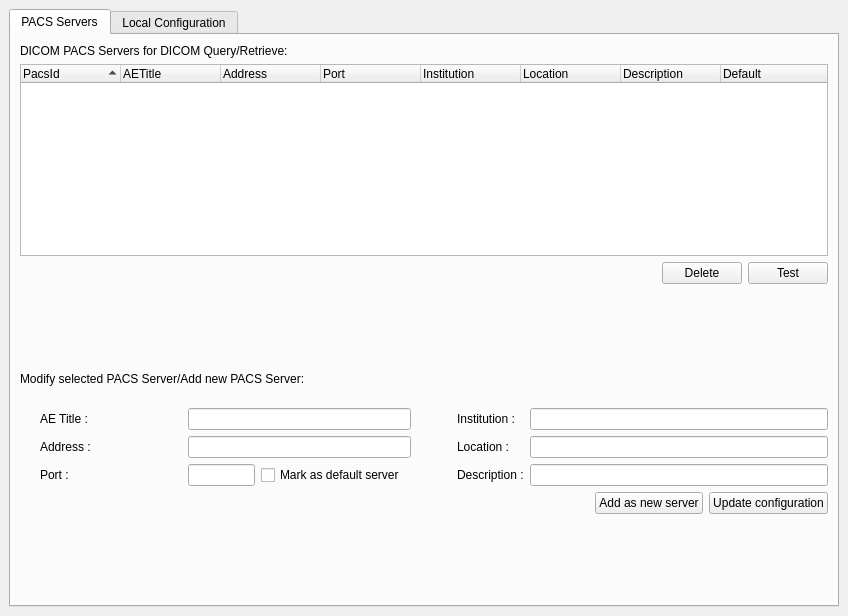
Old version of the form starviewer/src/inputoutput/qconfigurationscreenbase.ui in the repository starviewer-medical/starviewer.
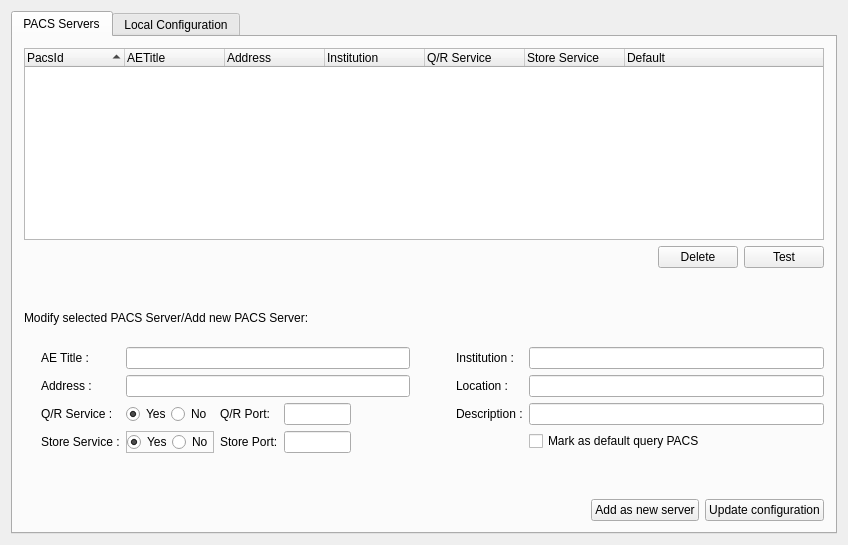
New version of the form. Icons and pictures are not drawn.

Commit message:
ENH:Al configurar un PACS es permet indicar si està permés fer-hi Query/Retrieve i per quin port, i si s'hi pot fer-hi Store i per quin port.
Al haver de guardar més settings s'ha tingut en compte de mantenir la compatibilitat amb el settings d'altres versions d'Starviewer,

What changed in the file:
```diff
--- a/starviewer/src/inputoutput/qconfigurationscreenbase.ui
+++ b/starviewer/src/inputoutput/qconfigurationscreenbase.ui
@@ -1,18 +1,16 @@
 <ui version="4.0" >
  <class>QConfigurationScreenBase</class>
- <widget class="QWidget" name="QConfigurationScreenBase" >
-  <property name="geometry" >
+ <widget class="QWidget" name="QConfigurationScreenBase">
+  <property name="geometry">
    <rect>
     <x>0</x>
     <y>0</y>
     <width>848</width>
-    <height>616</height>
+    <height>545</height>
    </rect>
   </property>
-  <property name="sizePolicy" >
-   <sizepolicy>
-    <hsizetype>3</hsizetype>
-    <vsizetype>5</vsizetype>
+  <property name="sizePolicy">
+   <sizepolicy hsizetype="MinimumExpanding" vsizetype="Preferred">
     <horstretch>0</horstretch>
     <verstretch>0</verstretch>
    </sizepolicy>
@@ -29,19 +27,11 @@
   <property name="windowIcon" >
    <iconset resource="../main/main.qrc" >:/images/pacsServer.png</iconset>
   </property>
-  <layout class="QGridLayout" >
-   <property name="margin" >
-    <number>9</number>
-   </property>
-   <property name="spacing" >
-    <number>6</number>
-   </property>
-   <item row="0" column="0" >
-    <widget class="QTabWidget" name="tabConfiguration" >
-     <property name="sizePolicy" >
-      <sizepolicy>
-       <hsizetype>7</hsizetype>
-       <vsizetype>7</vsizetype>
+  <layout class="QGridLayout" name="gridLayout_3">
+   <item row="0" column="0">
+    <widget class="QTabWidget" name="tabConfiguration">
+     <property name="sizePolicy">
+      <sizepolicy hsizetype="Expanding" vsizetype="Expanding">
        <horstretch>0</horstretch>
        <verstretch>0</verstretch>
       </sizepolicy>
@@ -65,23 +55,10 @@
       <attribute name="title" >
        <string>PACS Servers</string>
       </attribute>
-      <layout class="QVBoxLayout" >
-       <property name="margin" >
-        <number>9</number>
-       </property>
-       <property name="spacing" >
-        <number>6</number>
-       </property>
+      <layout class="QVBoxLayout" name="verticalLayout">
        <item>
-        <widget class="QLabel" name="label_10" >
-         <property name="text" >
-          <string>DICOM PACS Servers for DICOM Query/Retrieve:</string>
-         </property>
-        </widget>
-       </item>
-       <item>
-        <widget class="QTreeWidget" name="m_PacsTreeView" >
-         <property name="frameShadow" >
+        <widget class="QTreeWidget" name="m_PacsTreeView">
+         <property name="frameShadow">
           <enum>QFrame::Sunken</enum>
          </property>
          <property name="alternatingRowColors" >
@@ -121,40 +98,40 @@
           </property>
          </column>
          <column>
-          <property name="text" >
-           <string>Port</string>
-          </property>
-         </column>
-         <column>
-          <property name="text" >
+          <property name="text">
            <string>Institution</string>
           </property>
          </column>
          <column>
-          <property name="text" >
-           <string>Location</string>
+          <property name="text">
+           <string>Q/R Service</string>
           </property>
          </column>
          <column>
-          <property name="text" >
-           <string>Description</string>
+          <property name="text">
+           <string>Store Service</string>
           </property>
          </column>
          <column>
-          <property name="text" >
+          <property name="text">
            <string>Default</string>
           </property>
          </column>
+         <column>
+          <property name="text">
+           <string/>
+          </property>
+         </column>
         </widget>
        </item>
        <item>
-        <layout class="QHBoxLayout" >
-         <property name="margin" >
-          <number>0</number>
-         </property>
-         <property name="spacing" >
+        <layout class="QHBoxLayout">
+         <property name="spacing">
           <number>6</number>
          </property>
+         <property name="margin">
+          <number>0</number>
+         </property>
          <item>
           <spacer>
            <property name="orientation" >
@@ -169,8 +146,8 @@
           </spacer>
          </item>
          <item>
-          <widget class="QPushButton" name="m_buttonDeletePacs" >
-           <property name="toolTip" >
+          <widget class="QPushButton" name="m_buttonDeletePacs">
+           <property name="toolTip">
             <string>Delete selected Pacs</string>
            </property>
            <property name="text" >
@@ -179,8 +156,8 @@
           </widget>
          </item>
          <item>
-          <widget class="QPushButton" name="m_buttonTestPacs" >
-           <property name="enabled" >
+          <widget class="QPushButton" name="m_buttonTestPacs">
+           <property name="enabled">
             <bool>true</bool>
            </property>
            <property name="toolTip" >
@@ -207,16 +184,16 @@
         </spacer>
        </item>
        <item>
-        <layout class="QHBoxLayout" >
-         <property name="margin" >
-          <number>0</number>
-         </property>
-         <property name="spacing" >
+        <layout class="QHBoxLayout">
+         <property name="spacing">
           <number>6</number>
          </property>
+         <property name="margin">
+          <number>0</number>
+         </property>
          <item>
-          <widget class="QLabel" name="label_11" >
-           <property name="text" >
+          <widget class="QLabel" name="label_11">
+           <property name="text">
             <string>Modify selected PACS Server/Add new PACS Server:</string>
            </property>
           </widget>
@@ -240,13 +217,7 @@
         </spacer>
        </item>
        <item>
-        <layout class="QHBoxLayout" >
-         <property name="margin" >
-          <number>0</number>
-         </property>
-         <property name="spacing" >
-          <number>6</number>
-         </property>
+        <layout class="QHBoxLayout" name="horizontalLayout_2">
          <item>
           <spacer>
            <property name="orientation" >
@@ -255,201 +226,253 @@
            <property name="sizeType" >
             <enum>QSizePolicy::Preferred</enum>
            </property>
-           <property name="sizeHint" >
+           <property name="sizeHint" stdset="0">
             <size>
-             <width>20</width>
+             <width>17</width>
              <height>20</height>
             </size>
            </property>
           </spacer>
          </item>
          <item>
-          <layout class="QVBoxLayout" >
-           <property name="margin" >
+          <layout class="QGridLayout" name="gridLayout_2">
+           <item row="0" column="0">
+            <widget class="QLabel" name="textLabel1_2">
+             <property name="text">
+              <string>AE Title :</string>
+             </property>
+            </widget>
+           </item>
+           <item row="0" column="1" colspan="2">
+            <widget class="QLineEdit" name="m_textAETitle">
+             <property name="maxLength">
+              <number>16</number>
+             </property>
+            </widget>
+           </item>
+           <item row="1" column="0">
+            <widget class="QLabel" name="textLabel3_5">
+             <property name="text">
+              <string>Address :</string>
+             </property>
+            </widget>
+           </item>
+           <item row="1" column="1" colspan="2">
+            <widget class="QLineEdit" name="m_textAddress"/>
+           </item>
+           <item row="2" column="0">
+            <widget class="QLabel" name="textLabel4_2">
+             <property name="text">
+              <string>Q/R Service :</string>
+             </property>
+            </widget>
+           </item>
+           <item row="2" column="2" rowspan="2">
+            <layout class="QGridLayout" name="gridLayout">
+             <item row="0" column="0">
+              <widget class="QLabel" name="label">
+               <property name="text">
+                <string>Q/R Port:</string>
+               </property>
+              </widget>
+             </item>
+             <item row="0" column="1">
+              <widget class="QLineEdit" name="m_textQueryRetrieveServicePort">
+               <property name="maximumSize">
+                <size>
+                 <width>67</width>
+                 <height>32767</height>
+                </size>
+               </property>
+              </widget>
+             </item>
+             <item row="0" column="2">
+              <spacer name="horizontalSpacer_2">
+               <property name="orientation">
+                <enum>Qt::Horizontal</enum>
+               </property>
+               <property name="sizeHint" stdset="0">
+                <size>
+                 <width>40</width>
+                 <height>20</height>
+                </size>
+               </property>
+              </spacer>
+             </item>
+             <item row="1" column="0">
+              <widget class="QLabel" name="label_2">
+               <property name="text">
+                <string>Store Port:</string>
+               </property>
+              </widget>
+             </item>
+             <item row="1" column="1">
+              <widget class="QLineEdit" name="m_textStoreServicePort">
+               <property name="maximumSize">
+                <size>
+                 <width>67</width>
+                 <height>32767</height>
+                </size>
+               </property>
+              </widget>
+             </item>
+             <item row="1" column="2">
+              <spacer name="horizontalSpacer">
+               <property name="orientation">
+                <enum>Qt::Horizontal</enum>
+               </property>
+               <property name="sizeHint" stdset="0">
+                <size>
+                 <width>40</width>
+                 <height>20</height>
+                </size>
+               </property>
+              </spacer>
+             </item>
+            </layout>
+           </item>
+           <item row="3" column="0">
+            <widget class="QLabel" name="textLabel4_3">
+             <property name="text">
+              <string>Store Service :</string>
+             </property>
+            </widget>
+           </item>
+           <item row="2" column="1">
+            <widget class="QFrame" name="frame">
+             <property name="frameShape">
+              <enum>QFrame::NoFrame</enum>
+             </property>
+             <property name="frameShadow">
+              <enum>QFrame::Plain</enum>
+             </property>
+             <property name="lineWidth">
+              <number>0</number>
+             </property>
+             <layout class="QGridLayout" name="gridLayout_4">
+              <property name="margin">
+               <number>0</number>
+              </property>
+              <property name="spacing">
+               <number>0</number>
+              </property>
+              <item row="0" column="0">
+               <widget class="QRadioButton" name="m_radioButtonQueryRetrieveServiceEnabledYes">
+                <property name="text">
+                 <string>Yes</string>
+                </property>
+                <property name="checked">
+                 <bool>true</bool>
+                </property>
+               </widget>
+              </item>
+              <item row="0" column="1">
+               <widget class="QRadioButton" name="m_radioButtonQueryRetrieveServiceEnabledNo">
+                <property name="text">
+                 <string>No</string>
+                </property>
+               </widget>
+              </item>
+             </layout>
+            </widget>
+           </item>
+           <item row="3" column="1">
+            <widget class="QFrame" name="frame_2">
+             <property name="frameShape">
+              <enum>QFrame::StyledPanel</enum>
+             </property>
+             <property name="frameShadow">
+              <enum>QFrame::Raised</enum>
+             </property>
+             <layout class="QGridLayout" name="gridLayout_5">
+              <property name="margin">
+               <number>0</number>
+              </property>
+              <property name="spacing">
+               <number>0</number>
+              </property>
+              <item row="0" column="0">
+               <widget class="QRadioButton" name="m_radioButtonStoreServiceEnabledYes">
+                <property name="text">
+                 <string>Yes</string>
+                </property>
+                <property name="checked">
+                 <bool>true</bool>
+                </property>
+               </widget>
+              </item>
+              <item row="0" column="1">
+               <widget class="QRadioButton" name="m_radioButtonStoreServiceEnabledNo">
+                <property name="text">
+                 <string>No</string>
+                </property>
+               </widget>
+              </item>
+             </layout>
+            </widget>
+           </item>
+          </layout>
+         </item>
+         <item>
+          <spacer>
+           <property name="orientation">
+            <enum>Qt::Horizontal</enum>
+           </property>
+           <property name="sizeType">
+            <enum>QSizePolicy::Maximum</enum>
+           </property>
+           <property name="sizeHint" stdset="0">
+            <size>
+             <width>40</width>
+             <height>20</height>
+            </size>
+           </property>
+          </spacer>
+         </item>
+         <item>
+          <layout class="QGridLayout">
+           <property name="margin">
             <number>0</number>
            </property>
            <property name="spacing" >
             <number>6</number>
            </property>
-           <item>
-            <layout class="QHBoxLayout" >
-             <property name="margin" >
-              <number>0</number>
+           <item row="0" column="0">
+            <widget class="QLabel" name="textLabel6_7">
+             <property name="text">
+              <string>Institution :</string>
              </property>
-             <property name="spacing" >
-              <number>6</number>
+            </widget>
+           </item>
+           <item row="0" column="1">
+            <widget class="QLineEdit" name="m_textInstitution"/>
+           </item>
+           <item row="1" column="0">
+            <widget class="QLabel" name="textLabel7_6">
+             <property name="text">
+              <string>Location :</string>
              </property>
-             <item>
-              <layout class="QGridLayout" >
-               <property name="margin" >
-                <number>0</number>
-               </property>
-               <property name="spacing" >
-                <number>6</number>
-               </property>
-               <item row="2" column="1" >
-                <spacer>
-                 <property name="orientation" >
-                  <enum>Qt::Horizontal</enum>
-                 </property>
-                 <property name="sizeHint" >
-                  <size>
-                   <width>40</width>
-                   <height>20</height>
-                  </size>
-                 </property>
-                </spacer>
-               </item>
-               <item row="0" column="0" colspan="2" >
-                <widget class="QLabel" name="textLabel1_2" >
-                 <property name="text" >
-                  <string>AE Title :</string>
-                 </property>
-                </widget>
-               </item>
-               <item row="1" column="0" colspan="2" >
-                <widget class="QLabel" name="textLabel3_5" >
-                 <property name="text" >
-                  <string>Address :</string>
-                 </property>
-                </widget>
-               </item>
-               <item row="2" column="2" colspan="2" >
-                <widget class="QLineEdit" name="m_textPort" >
-                 <property name="maximumSize" >
-                  <size>
-                   <width>67</width>
-                   <height>32767</height>
-                  </size>
-                 </property>
-                </widget>
-               </item>
-               <item row="0" column="2" colspan="4" >
-                <widget class="QLineEdit" name="m_textAETitle" >
-                 <property name="maxLength" >
-                  <number>16</number>
-                 </property>
-                </widget>
-               </item>
-               <item row="2" column="0" >
-                <widget class="QLabel" name="textLabel4_2" >
-                 <property name="text" >
-                  <string>Port :</string>
-                 </property>
-                </widget>
-               </item>
-               <item row="1" column="2" colspan="4" >
-                <widget class="QLineEdit" name="m_textAddress" />
-               </item>
-               <item row="2" column="4" >
-                <widget class="QCheckBox" name="m_checkDefault" >
-                 <property name="text" >
-                  <string>Mark as default server</string>
-                 </property>
-                </widget>
-               </item>
-              </layout>
-             </item>
-             <item>
-              <spacer>
-               <property name="orientation" >
-                <enum>Qt::Horizontal</enum>
-               </property>
-               <property name="sizeType" >
-                <enum>QSizePolicy::Maximum</enum>
-               </property>
-               <property name="sizeHint" >
-                <size>
-                 <width>40</width>
-                 <height>20</height>
-                </size>
-               </property>
-              </spacer>
-             </item>
-             <item>
-              <layout class="QGridLayout" >
-               <property name="margin" >
-                <number>0</number>
-               </property>
-               <property name="spacing" >
-                <number>6</number>
-               </property>
-               <item row="2" column="1" >
-                <widget class="QLineEdit" name="m_textDescription" />
-               </item>
-               <item row="1" column="0" >
-                <widget class="QLabel" name="textLabel7_6" >
-                 <property name="text" >
-                  <string>Location :</string>
-                 </property>
-                </widget>
-               </item>
-               <item row="0" column="1" >
-                <widget class="QLineEdit" name="m_textInstitution" />
-               </item>
-               <item row="2" column="0" >
-                <widget class="QLabel" name="textLabel8_6" >
-                 <property name="text" >
-                  <string>Description :</string>
-                 </property>
-                </widget>
-               </item>
-               <item row="0" column="0" >
-                <widget class="QLabel" name="textLabel6_7" >
-                 <property name="text" >
-                  <string>Institution :</string>
-                 </property>
-                </widget>
-               </item>
-               <item row="1" column="1" >
-                <widget class="QLineEdit" name="m_textLocation" />
-               </item>
-              </layout>
-             </item>
-            </layout>
+            </widget>
            </item>
-           <item>
-            <layout class="QHBoxLayout" >
-             <property name="margin" >
-              <number>0</number>
+           <item row="1" column="1">
+            <widget class="QLineEdit" name="m_textLocation"/>
+           </item>
+           <item row="2" column="0">
+            <widget class="QLabel" name="textLabel8_6">
+             <property name="text">
+              <string>Description :</string>
              </property>
-             <property name="spacing" >
-              <number>6</number>
+            </widget>
+           </item>
+           <item row="2" column="1">
+            <widget class="QLineEdit" name="m_textDescription"/>
+           </item>
+           <item row="3" column="1">
+            <widget class="QCheckBox" name="m_checkDefault">
+             <property name="text">
+              <string>Mark as default query PACS</string>
              </property>
-             <item>
-              <spacer>
-               <property name="orientation" >
-                <enum>Qt::Horizontal</enum>
-               </property>
-               <property name="sizeHint" >
-                <size>
-                 <width>40</width>
-                 <height>20</height>
-                </size>
-               </property>
-              </spacer>
-             </item>
-             <item>
-              <widget class="QPushButton" name="m_buttonAddPacs" >
-               <property name="toolTip" >
-                <string>Add the new Pacs to the list</string>
-               </property>
-               <property name="text" >
-                <string>Add as new server</string>
-               </property>
-              </widget>
-             </item>
-             <item>
-              <widget class="QPushButton" name="m_buttonUpdatePacs" >
-               <property name="toolTip" >
-                <string>Update the parameters of the selected Pacs</string>
-               </property>
-               <property name="text" >
-                <string>Update configuration</string>
-               </property>
-              </widget>
-             </item>
-            </layout>
+            </widget>
            </item>
           </layout>
          </item>
@@ -457,10 +480,10 @@
        </item>
        <item>
         <spacer>
-         <property name="orientation" >
+         <property name="orientation">
           <enum>Qt::Vertical</enum>
          </property>
-         <property name="sizeHint" >
+         <property name="sizeHint" stdset="0">
           <size>
            <width>20</width>
            <height>40</height>
@@ -468,6 +491,49 @@
          </property>
         </spacer>
        </item>
+       <item>
+        <layout class="QHBoxLayout">
+         <property name="spacing">
+          <number>6</number>
+         </property>
+         <property name="margin">
+          <number>0</number>
+         </property>
+         <item>
+          <spacer>
+           <property name="orientation">
+            <enum>Qt::Horizontal</enum>
+           </property>
+           <property name="sizeHint" stdset="0">
+            <size>
+             <width>40</width>
+             <height>20</height>
+            </size>
+           </property>
+          </spacer>
+         </item>
+         <item>
+          <widget class="QPushButton" name="m_buttonAddPacs">
+           <property name="toolTip">
+            <string>Add the new Pacs to the list</string>
+           </property>
+           <property name="text">
+            <string>Add as new server</string>
+           </property>
+          </widget>
+         </item>
+         <item>
+          <widget class="QPushButton" name="m_buttonUpdatePacs">
+           <property name="toolTip">
+            <string>Update the parameters of the selected Pacs</string>
+           </property>
+           <property name="text">
+            <string>Update configuration</string>
+           </property>
+          </widget>
+         </item>
+        </layout>
+       </item>
       </layout>
      </widget>
      <widget class="QWidget" name="TabPage_2" >
@@ -1013,7 +1079,7 @@
    </item>
   </layout>
  </widget>
- <layoutdefault spacing="6" margin="11" />
+ <layoutdefault spacing="6" margin="11"/>
  <tabstops>
   <tabstop>tabConfiguration</tabstop>
   <tabstop>m_PacsTreeView</tabstop>
```
Left out of the diff: 446 changed lines with no effect on the pictures. The commit also changes 7 other files.
